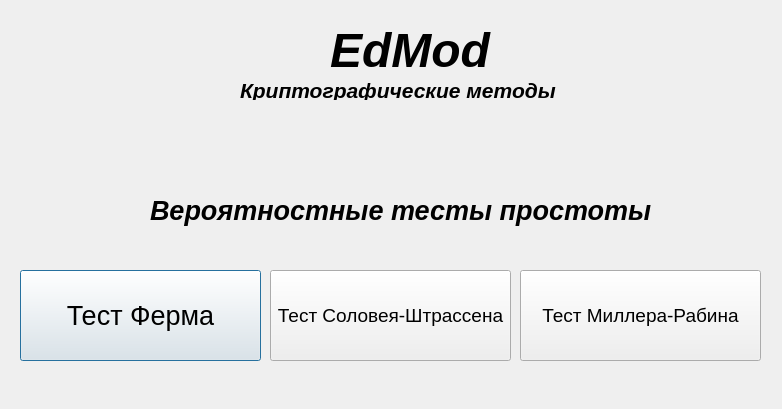
This is Choose.ui in inob/ci as Qt 5 draws it before an edit. The edited form follows.
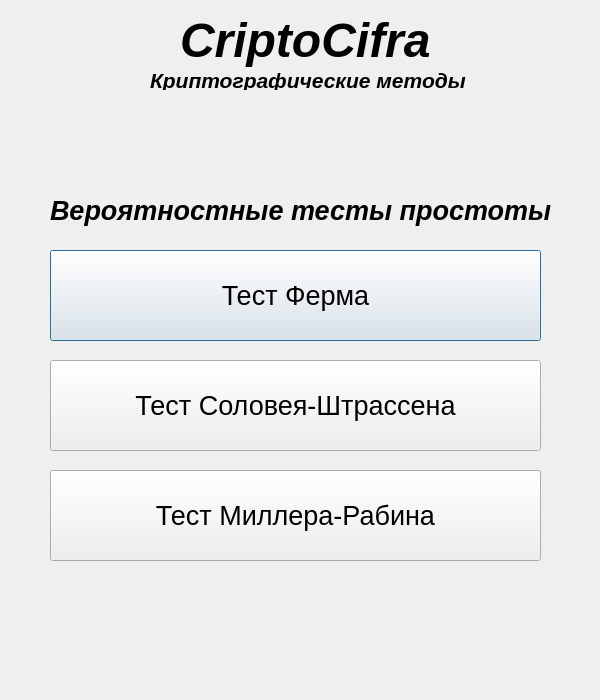
This is the edited form.

The edit to the form file:
```diff
--- a/Choose.ui
+++ b/Choose.ui
@@ -6,45 +6,18 @@
    <rect>
     <x>0</x>
     <y>0</y>
-    <width>782</width>
-    <height>409</height>
+    <width>600</width>
+    <height>700</height>
    </rect>
   </property>
   <property name="windowTitle">
    <string>Dialog</string>
   </property>
-  <widget class="QLabel" name="label_3">
-   <property name="geometry">
-    <rect>
-     <x>330</x>
-     <y>20</y>
-     <width>161</width>
-     <height>61</height>
-    </rect>
-   </property>
-   <property name="minimumSize">
-    <size>
-     <width>101</width>
-     <height>0</height>
-    </size>
-   </property>
-   <property name="font">
-    <font>
-     <pointsize>36</pointsize>
-     <weight>75</weight>
-     <italic>true</italic>
-     <bold>true</bold>
-    </font>
-   </property>
-   <property name="text">
-    <string>EdMod</string>
-   </property>
-  </widget>
   <widget class="QLabel" name="label_4">
    <property name="geometry">
     <rect>
-     <x>240</x>
-     <y>80</y>
+     <x>150</x>
+     <y>70</y>
      <width>331</width>
      <height>20</height>
     </rect>
@@ -64,9 +37,9 @@
   <widget class="QPushButton" name="buttonFerma">
    <property name="geometry">
     <rect>
-     <x>20</x>
-     <y>270</y>
-     <width>241</width>
+     <x>50</x>
+     <y>250</y>
+     <width>491</width>
      <height>91</height>
     </rect>
    </property>
@@ -82,15 +55,15 @@
   <widget class="QPushButton" name="buttonSV">
    <property name="geometry">
     <rect>
-     <x>270</x>
-     <y>270</y>
-     <width>241</width>
+     <x>50</x>
+     <y>360</y>
+     <width>491</width>
      <height>91</height>
     </rect>
    </property>
    <property name="font">
     <font>
-     <pointsize>14</pointsize>
+     <pointsize>20</pointsize>
     </font>
    </property>
    <property name="text">
@@ -100,15 +73,15 @@
   <widget class="QPushButton" name="buttonMillera">
    <property name="geometry">
     <rect>
-     <x>520</x>
-     <y>270</y>
-     <width>241</width>
+     <x>50</x>
+     <y>470</y>
+     <width>491</width>
      <height>91</height>
     </rect>
    </property>
    <property name="font">
     <font>
-     <pointsize>14</pointsize>
+     <pointsize>20</pointsize>
     </font>
    </property>
    <property name="text">
@@ -118,7 +91,7 @@
   <widget class="QLabel" name="label_5">
    <property name="geometry">
     <rect>
-     <x>150</x>
+     <x>50</x>
      <y>180</y>
      <width>501</width>
      <height>61</height>
@@ -142,6 +115,33 @@
     <bool>false</bool>
    </property>
   </widget>
+  <widget class="QLabel" name="label_7">
+   <property name="geometry">
+    <rect>
+     <x>180</x>
+     <y>10</y>
+     <width>261</width>
+     <height>61</height>
+    </rect>
+   </property>
+   <property name="minimumSize">
+    <size>
+     <width>101</width>
+     <height>0</height>
+    </size>
+   </property>
+   <property name="font">
+    <font>
+     <pointsize>36</pointsize>
+     <weight>75</weight>
+     <italic>true</italic>
+     <bold>true</bold>
+    </font>
+   </property>
+   <property name="text">
+    <string>CriptoCifra</string>
+   </property>
+  </widget>
  </widget>
  <resources/>
  <connections/>
```
